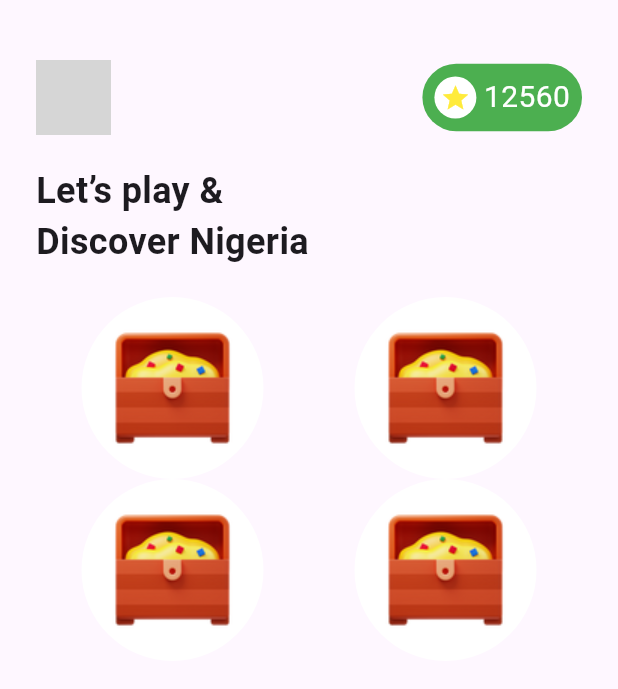
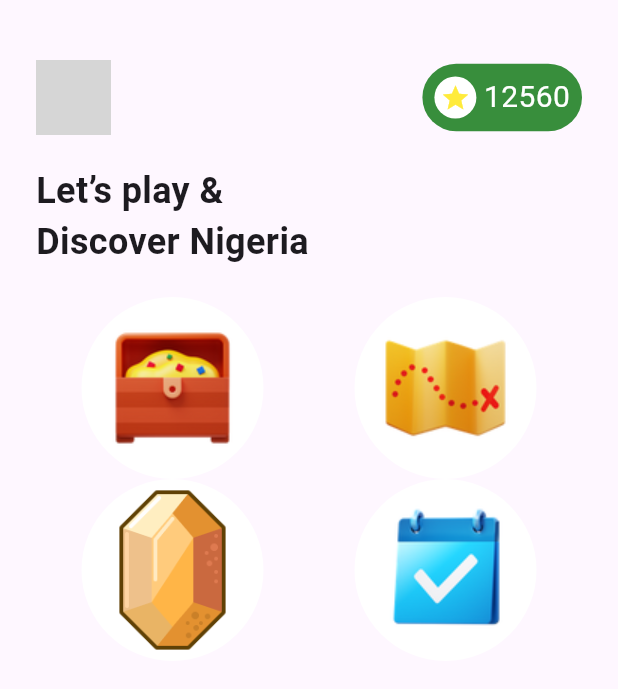
Before and after one commit to Joshokelola/ar_test_app, a Flutter app: the GameHome screen opened directly, on a phone screen of 412 x 824 dp. Shown: the top 689 px of the screen. Run offline on Flutter 3.47's test engine with Material 3 defaults, Android fonts, the phone set to English and light mode, and no system bars; missing offline and left inert: arcore_flutter_plugin; grey boxes are pictures that could not be loaded.

Commit message:
Update home_screen.dart

```diff
--- a/lib/ar_test_page.dart
+++ b/lib/ar_test_page.dart
@@ -81,9 +81,9 @@ class ArTestPageState extends State<ArTestPage> {
     controller.addArCoreNode(node);
   }
 
-  @override
-  void dispose() {
-    arCoreController.dispose();
-    super.dispose();
-  }
+  // @override
+  // void dispose() {
+  //   arCoreController.dispose();
+  //   super.dispose();
+  // }
 }
--- a/lib/utils/navbar.dart
+++ b/lib/utils/navbar.dart
@@ -31,8 +31,8 @@ class _AppBottBarState extends State<AppBottBar> {
   ];
 
   final List<Widget> _pages = [
-    const ArTestPage(),
-    const OnboardingScreen(), //dummy page
+    const HomeScreen(),
+    const ArTestPage(), //dummy page
     const ProfilePage(), //dummy duplicate page
     const ProfilePage(),
   ];
--- a/lib/presentation/home_screen.dart
+++ b/lib/views/home_screen.dart
@@ -1,4 +1,6 @@
 import 'package:flutter/material.dart';
+
+import '../utils/constants.dart';
 
 class GameHome extends StatelessWidget {
   const GameHome({super.key});
@@ -16,16 +18,16 @@ class GameHome extends StatelessWidget {
               Row(
                 mainAxisAlignment: MainAxisAlignment.spaceBetween,
                 children: [
-                  CircleAvatar(
+                  const CircleAvatar(
                     radius: 25,
                     backgroundImage: AssetImage('assets/profile_image.png'),
                   ),
                   Container(
-                    padding: EdgeInsets.all(8),
+                    padding: const EdgeInsets.all(8),
                     decoration: BoxDecoration(
                         borderRadius: BorderRadius.circular(24),
-                        color: Colors.green),
-                    child: Row(
+                        color: colorPrimary),
+                    child: const Row(
                       children: [
                         CircleAvatar(
                           backgroundColor: Colors.white,
@@ -47,16 +49,16 @@ class GameHome extends StatelessWidget {
                 'Let’s play &\nDiscover Nigeria',
                 style: TextStyle(fontSize: 24, fontWeight: FontWeight.bold),
               ),
-              SizedBox(height: 20),
+              const SizedBox(height: 20),
               GridView.count(
                 crossAxisCount: 2,
                 shrinkWrap: true,
                 childAspectRatio: 1.5,
                 children: [
-                  GameCategoryCard('Racing', Icons.directions_car),
-                  GameCategoryCard('Puzzle', Icons.extension),
-                  GameCategoryCard('Sport', Icons.sports_basketball),
-                  GameCategoryCard('Strategy', Icons.king_bed),
+                  GameCategoryCard('Treasure Hunt', 'assets/treasure.png'),
+                  GameCategoryCard('View Map', 'assets/map_icon.png'),
+                  GameCategoryCard('Artifacts', 'assets/Gem orange.png'),
+                  GameCategoryCard('Daily Challenges', 'assets/icons8-daily-94.png'),
                 ],
               ),
             ],
@@ -69,7 +71,7 @@ class GameHome extends StatelessWidget {
 
 class GameCategoryCard extends StatelessWidget {
   final String title;
-  final IconData icon;
+  final String icon;
 
   GameCategoryCard(this.title, this.icon);
 
@@ -79,7 +81,7 @@ class GameCategoryCard extends StatelessWidget {
       radius: 30,
       backgroundColor: Colors.white,
       child: Center(
-        child: Image.asset('assets/treasure.png'),
+        child: Image.asset(icon),
       ),
     );
   }
```
Also changed, not shown: assets/map_icon.png (renamed from assets/icons8-adventure-94.png), lib/presentation/profile_screen.dart (deleted).
